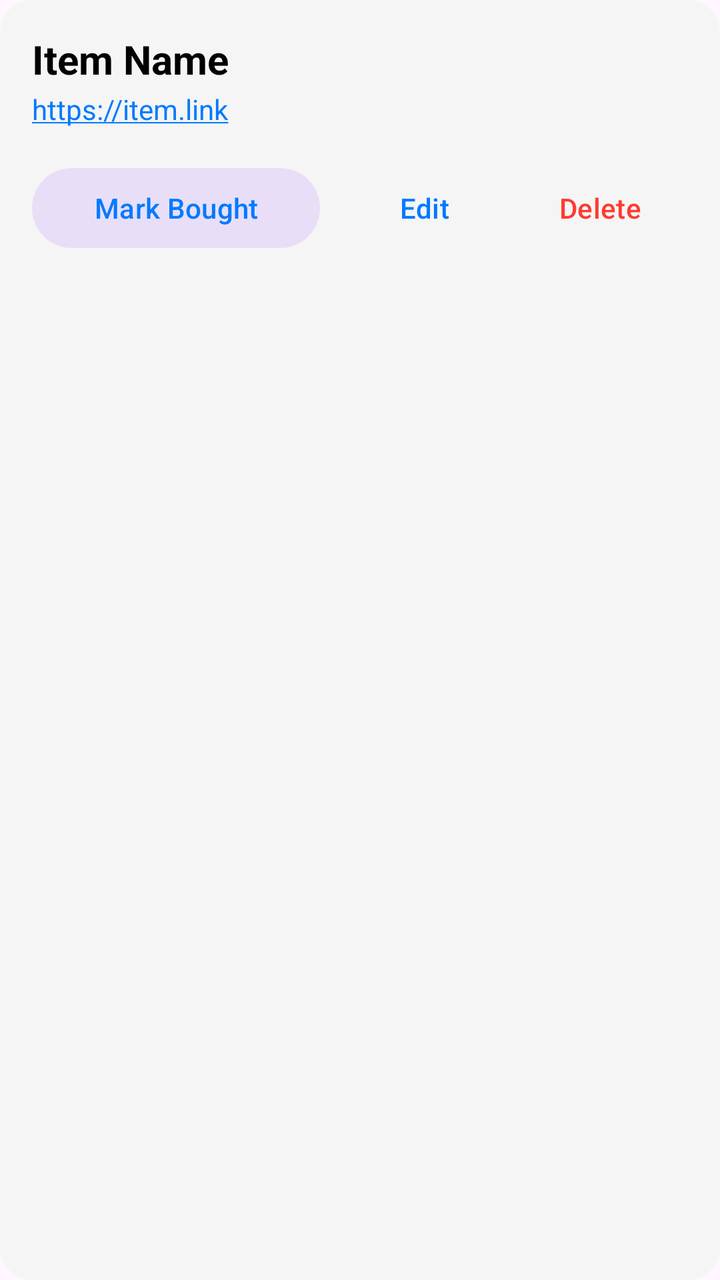
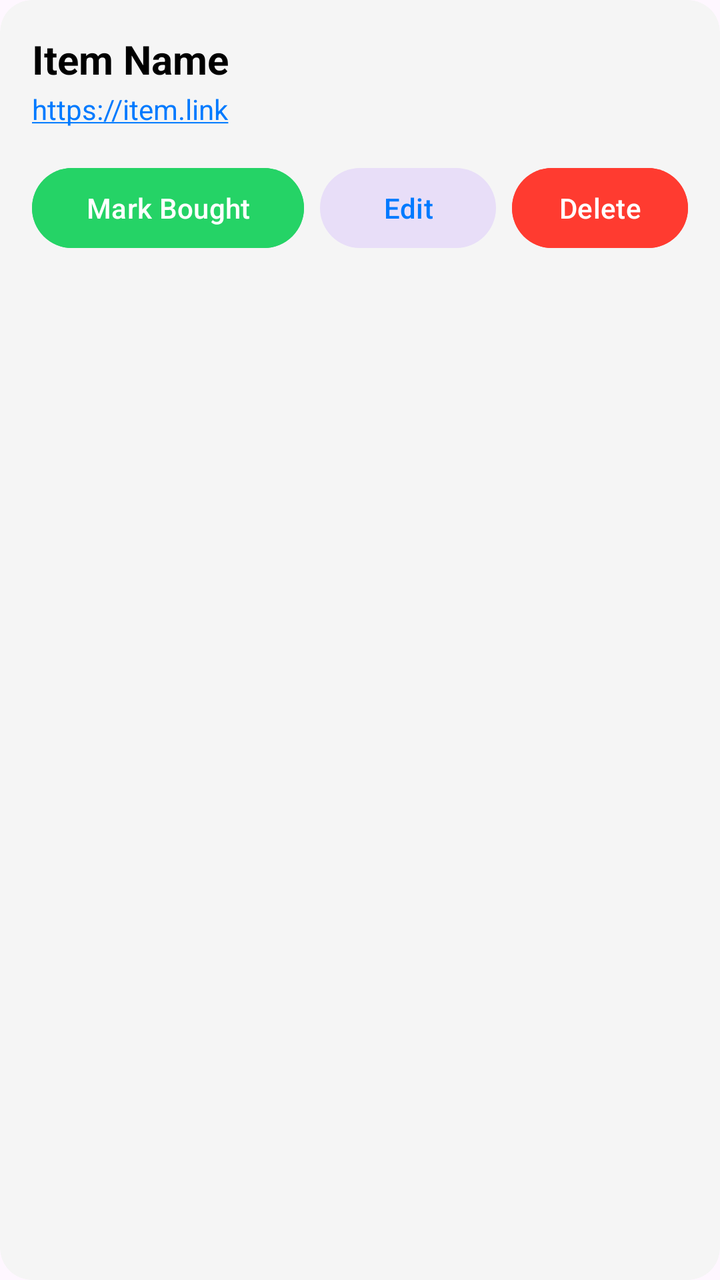

The first picture is an Android layout as it rendered before a commit; the second is the same layout after the commit. The layout source and the unified diff follow.
<!-- AndroidManifest.xml: application theme Theme.ProjectCecily -->
<!-- res/layout/item_wishlist.xml -->
<?xml version="1.0" encoding="utf-8"?>
<com.google.android.material.card.MaterialCardView xmlns:android="http://schemas.android.com/apk/res/android"
    xmlns:app="http://schemas.android.com/apk/res-auto"
    android:id="@+id/wishlistCard"
    android:layout_width="match_parent"
    android:layout_height="wrap_content"
    android:layout_marginHorizontal="8dp"
    android:layout_marginVertical="6dp"
    app:cardBackgroundColor="@color/card_background"
    app:cardCornerRadius="16dp"
    app:strokeWidth="0dp">

    <LinearLayout
        android:layout_width="match_parent"
        android:layout_height="wrap_content"
        android:orientation="vertical"
        android:padding="16dp">

        <TextView
            android:id="@+id/tvItemName"
            android:layout_width="wrap_content"
            android:layout_height="wrap_content"
            android:text="Item Name"
            android:textColor="@color/text_primary"
            android:textSize="20sp"
            android:textStyle="bold" />

        <TextView
            android:id="@+id/tvItemLink"
            android:layout_width="wrap_content"
            android:layout_height="wrap_content"
            android:layout_marginTop="2dp"
            android:autoLink="web"
            android:text="https://item.link"
            android:textColor="@color/nav_selected"
            android:textSize="14sp" />

        
        <FrameLayout
            android:id="@+id/layoutSoloContainer"
            android:layout_width="match_parent"
            android:layout_height="wrap_content"
            android:layout_marginTop="12dp"
            android:visibility="gone">

            <com.google.android.material.card.MaterialCardView
                android:layout_width="180dp"
                android:layout_height="180dp"
                android:layout_gravity="center_horizontal"
                app:cardCornerRadius="12dp"
                app:strokeWidth="0dp">

                <ImageView
                    android:id="@+id/ivSoloImage"
                    android:layout_width="match_parent"
                    android:layout_height="match_parent"
                    android:scaleType="centerCrop" />
            </com.google.android.material.card.MaterialCardView>
        </FrameLayout>

        
        <LinearLayout
            android:id="@+id/layoutCollageContainer"
            android:layout_width="match_parent"
            android:layout_height="180dp"
            android:layout_marginTop="12dp"
            android:orientation="horizontal"
            android:visibility="gone">

            
            <com.google.android.material.card.MaterialCardView
                android:id="@+id/cardHeroImage"
                android:layout_width="0dp"
                android:layout_height="match_parent"
                android:layout_marginEnd="4dp"
                android:layout_weight="1.4"
                app:cardCornerRadius="12dp"
                app:strokeWidth="0dp">

                <ImageView
                    android:id="@+id/ivHeroImage"
                    android:layout_width="match_parent"
                    android:layout_height="match_parent"
                    android:scaleType="centerCrop" />
            </com.google.android.material.card.MaterialCardView>

            
            <LinearLayout
                android:id="@+id/layoutSideImages"
                android:layout_width="0dp"
                android:layout_height="match_parent"
                android:layout_weight="1"
                android:orientation="vertical">

                
                <com.google.android.material.card.MaterialCardView
                    android:id="@+id/cardSideTop"
                    android:layout_width="match_parent"
                    android:layout_height="0dp"
                    android:layout_marginBottom="2dp"
                    android:layout_weight="1"
                    app:cardCornerRadius="8dp"
                    app:strokeWidth="0dp">

                    <ImageView
                        android:id="@+id/ivSideTop"
                        android:layout_width="match_parent"
                        android:layout_height="match_parent"
                        android:scaleType="centerCrop" />
                </com.google.android.material.card.MaterialCardView>

                
                <com.google.android.material.card.MaterialCardView
                    android:id="@+id/cardSideBottom"
                    android:layout_width="match_parent"
                    android:layout_height="0dp"
                    android:layout_marginTop="2dp"
                    android:layout_weight="1"
                    app:cardCornerRadius="8dp"
                    app:strokeWidth="0dp">

                    <ImageView
                        android:id="@+id/ivSideBottom"
                        android:layout_width="match_parent"
                        android:layout_height="match_parent"
                        android:scaleType="centerCrop" />
                </com.google.android.material.card.MaterialCardView>

            </LinearLayout>
        </LinearLayout>

        
        <LinearLayout
            android:layout_width="match_parent"
            android:layout_height="wrap_content"
            android:layout_marginTop="16dp"
            android:gravity="center_vertical"
            android:orientation="horizontal">

            <Button
                android:id="@+id/btnMarkBought"
                style="@style/Widget.Material3.Button.TonalButton"
                android:layout_width="0dp"
                android:layout_height="wrap_content"
                android:layout_weight="1"
                android:text="Mark Bought" />

            <Button
                android:id="@+id/btnEdit"
                style="@style/Widget.Material3.Button.TextButton"
                android:layout_width="wrap_content"
                android:layout_height="wrap_content"
                android:layout_marginStart="8dp"
                android:text="Edit" />

            <Button
                android:id="@+id/btnDelete"
                style="@style/Widget.Material3.Button.TextButton"
                android:layout_width="wrap_content"
                android:layout_height="wrap_content"
                android:text="Delete"
                android:textColor="#FF3B30" />
        </LinearLayout>

    </LinearLayout>
</com.google.android.material.card.MaterialCardView>
<!-- resources referenced by this layout -->
<resources>
  <color name="card_background">#F5F5F5</color>
  <color name="nav_selected">#007AFF</color>
  <color name="text_primary">#000000</color>
  <style name="Theme.ProjectCecily" parent="Base.Theme.ProjectCecily" />
  <style name="Base.Theme.ProjectCecily" parent="Theme.Material3.DayNight.NoActionBar">
          
          <item name="colorPrimary">@color/nav_selected</item>
          <item name="windowActionBar">false</item>
          <item name="windowNoTitle">true</item>
  
          
          <item name="colorOnSecondaryContainer">@color/nav_selected</item>
      </style>
</resources>

<!-- the commit's change to res/layout/item_wishlist.xml (unified diff, before → after) -->
@@ -139,27 +139,31 @@
 
             <Button
                 android:id="@+id/btnMarkBought"
-                style="@style/Widget.Material3.Button.TonalButton"
                 android:layout_width="0dp"
-                android:layout_height="wrap_content"
+                android:layout_height="48dp"
                 android:layout_weight="1"
-                android:text="Mark Bought" />
+                android:backgroundTint="#25D366"
+                android:text="Mark Bought"
+                android:textColor="#FFFFFF" />
 
             <Button
                 android:id="@+id/btnEdit"
-                style="@style/Widget.Material3.Button.TextButton"
+                style="@style/Widget.Material3.Button.TonalButton"
                 android:layout_width="wrap_content"
-                android:layout_height="wrap_content"
+                android:layout_height="48dp"
                 android:layout_marginStart="8dp"
+                android:layout_marginEnd="8dp"
+                android:paddingHorizontal="16dp"
                 android:text="Edit" />
 
             <Button
                 android:id="@+id/btnDelete"
-                style="@style/Widget.Material3.Button.TextButton"
                 android:layout_width="wrap_content"
-                android:layout_height="wrap_content"
+                android:layout_height="48dp"
+                android:backgroundTint="#FF3B30"
+                android:paddingHorizontal="16dp"
                 android:text="Delete"
-                android:textColor="#FF3B30" />
+                android:textColor="#FFFFFF" />
         </LinearLayout>
 
     </LinearLayout>
